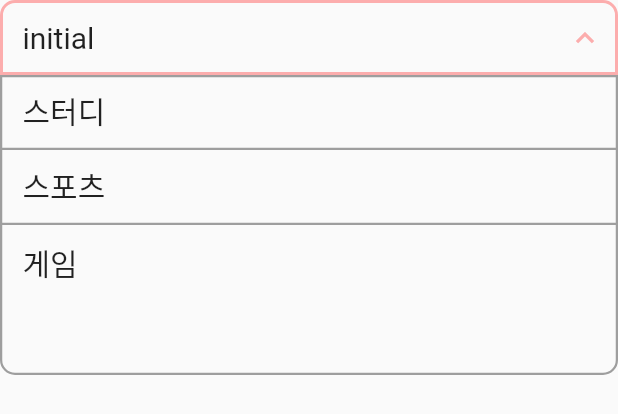
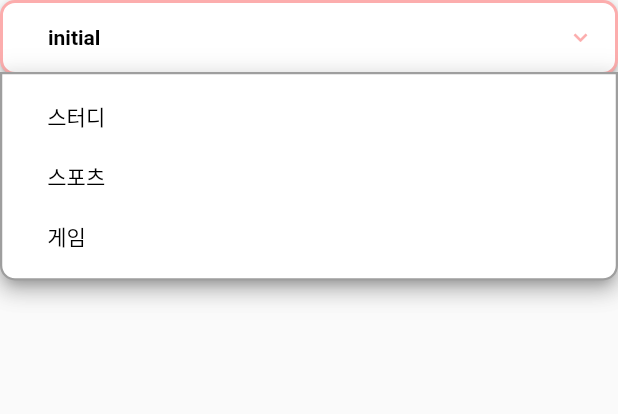
Before and after one commit to cielolimpio/mingle_mate_mobile, a Flutter app: the MingleMateDropdown widget shown alone on an empty page, opened directly, after a tap on "initial", on a phone screen of 412 x 824 dp. Shown: the top 414 px of the screen. Run offline on Flutter 3.47's test engine with Material 2 defaults, Android fonts, the phone set to English and light mode, and no system bars; drawn by our look-alikes of dropdown_button2; our stand-ins replace image_picker; missing offline and left inert: dart:ffi.

Commit message:
implement dropdown

```diff
--- a/lib/component/drop_down.dart
+++ /dev/null
@@ -1,174 +0,0 @@
-import 'package:flutter/material.dart';
-import 'package:mingle_mate_mobile/constants/color.dart';
-
-class MingleMateDropdown extends StatefulWidget {
-  final List<String> options;
-  String selectedOption;
-  double height;
-  double fontSize;
-
-
-  MingleMateDropdown({
-    Key? key,
-    required this.options,
-    this.selectedOption = 'initial',
-    this.height = 50.0,
-    this.fontSize = 20.0,
-  }) : super(key: key);
-
-  @override
-  State createState() => _MingleMateDropdownState();
-}
-
-class _MingleMateDropdownState extends State<MingleMateDropdown> {
-  bool _showOverlay = false;
-  OverlayEntry? _overlayEntry;
-
-  @override
-  Widget build(BuildContext context) {
-    return GestureDetector(
-      onTap: () => _onTapMainBox(),
-      child: _getMainBox(),
-    );
-  }
-
-  BorderSide borderSide = const BorderSide(
-    color: Colors.grey,
-    width: 1.5,
-  );
-
-  EdgeInsets edgeInsets = const EdgeInsets.only(left: 15.0, right: 10.0);
-
-  _onTapMainBox() {
-    if (!_showOverlay) {
-      _overlayEntry = _createOverlayEntry();
-      Overlay.of(context)!.insert(_overlayEntry!);
-    } else {
-      _overlayEntry?.remove();
-    }
-    setState(() {
-      _showOverlay = !_showOverlay;
-    });
-  }
-
-  LayoutBuilder _getMainBox() {
-    return LayoutBuilder(
-        builder: (BuildContext context, BoxConstraints constraints) {
-          double parentWidth = constraints.maxWidth;
-          return Container(
-            width: parentWidth,
-            height: widget.height,
-            foregroundDecoration: BoxDecoration(
-              border: Border.all(
-                color: PRIMARY_COLOR,
-                width: 2.0,
-              ),
-              borderRadius: const BorderRadius.vertical(
-                  top: Radius.circular(10)
-              ),
-            ),
-            child: Padding(
-              padding: edgeInsets,
-              child: Row(
-                  mainAxisAlignment: MainAxisAlignment.spaceBetween,
-                  children: [
-                    Text(
-                      widget.selectedOption,
-                      style: TextStyle(
-                        color: Colors.black87,
-                        fontSize: widget.fontSize,
-                      ),
-                    ),
-                    Icon(
-                      _showOverlay ? Icons.keyboard_arrow_up : Icons.keyboard_arrow_down,
-                      color: PRIMARY_COLOR,
-                    )
-                  ]
-              ),
-            ),
-          );
-        }
-    );
-  }
-
-  OverlayEntry _createOverlayEntry() {
-    RenderBox renderBox = context.findRenderObject() as RenderBox;
-    Offset offset = renderBox.localToGlobal(Offset.zero);
-
-    return OverlayEntry(
-      builder: (context) => Positioned(
-        left: offset.dx,
-        top: offset.dy + renderBox.size.height,
-        width: renderBox.size.width,
-        height: renderBox.size.height * 4,
-        child: Material(
-          child: Container(
-            foregroundDecoration: BoxDecoration(
-                border: Border.fromBorderSide(borderSide),
-                borderRadius: const BorderRadius.vertical(bottom: Radius.circular(10))
-            ),
-            child: ListView.builder(
-              padding: EdgeInsets.zero,
-              shrinkWrap: true,
-              itemCount: widget.options.length,
-              itemBuilder: (context, index) {
-                return GestureDetector(
-                  child: _getOverlayEntryElement(index),
-                  onTap: () => _onTapOverlayList(index),
-                );
-              },
-            ),
-          ),
-        ),
-      ),
-    );
-  }
-
-  void _onSelectOption(String option) {
-    setState(() {
-      widget.selectedOption = option;
-      _showOverlay = !_showOverlay;
-    });
-  }
-
-  void _onTapOverlayList(int index) {
-    _overlayEntry?.remove();
-    _onSelectOption(widget.options[index]);
-  }
-
-  Container _getOverlayEntryElement(int index) {
-    return Container(
-      height: widget.height,
-      decoration: BoxDecoration(
-          color: widget.selectedOption == widget.options[index]
-              ? PRIMARY_COLOR
-              : Colors.transparent,
-          border: _getBorder(index),
-      ),
-      alignment: Alignment.centerLeft,
-      child: Padding(
-        padding: edgeInsets,
-        child: Text(
-          widget.options[index],
-          style: TextStyle(
-            color: widget.selectedOption == widget.options[index]
-                ? Colors.white
-                : Colors.black87,
-            fontSize: widget.fontSize,
-          ),
-        ),
-      ),
-    );
-  }
-
-  BoxBorder _getBorder(int index) {
-    if (index == widget.options.length - 1) {
-      return const Border();
-    }
-    else {
-      return Border(
-        bottom: borderSide,
-      );
-    }
-  }
-}
--- a/lib/component/drop_down_list.dart
+++ /dev/null
@@ -1,31 +0,0 @@
-import 'package:flutter/material.dart';
-
-class MingleMateDropdownList extends StatelessWidget {
-  final List<String> itemList;
-
-  const MingleMateDropdownList({
-    Key? key,
-    required this.itemList,
-  }) : super(key: key);
-
-  @override
-  Widget build(BuildContext context) {
-    return Container(
-      constraints: BoxConstraints(
-        maxHeight: 340,
-      ),
-      decoration: BoxDecoration(
-        color: Colors.white,
-        borderRadius: BorderRadius.vertical(
-          bottom: Radius.circular(10)
-        ),
-      ),
-      child: Padding(
-        padding: const EdgeInsets.only(left: 15.0, right: 15.0),
-        child: Column(
-          children: itemList.map((i) => Text(i)).toList(),
-        ),
-      ),
-    );
-  }
-}
--- /dev/null
+++ b/lib/component/dropdown.dart
@@ -0,0 +1,166 @@
+import 'package:dropdown_button2/dropdown_button2.dart';
+import 'package:flutter/material.dart';
+import 'package:mingle_mate_mobile/constants/color.dart';
+
+class MingleMateDropdown extends StatefulWidget {
+  final List<String> options;
+  final String hint;
+  final double height;
+  final double fontSize;
+
+
+  const MingleMateDropdown({
+    Key? key,
+    required this.options,
+    this.hint = 'initial',
+    this.height = 50.0,
+    this.fontSize = 20.0,
+  }) : super(key: key);
+
+  @override
+  State createState() => _MingleMateDropdownState();
+}
+
+class _MingleMateDropdownState extends State<MingleMateDropdown> {
+  String? _selectedValue;
+  bool _showMenu = false;
+
+  BorderSide borderSide = const BorderSide(
+    color: Colors.grey,
+    width: 1.5,
+  );
+
+  @override
+  Widget build(BuildContext context) {
+    return DropdownButtonHideUnderline(
+      child: DropdownButton2(
+        isExpanded: true,
+        hint: _getHint(),
+        items: widget.options
+            .map((item) => _getDropdownMenuItem(item))
+            .toList(),
+        value: _selectedValue,
+        onChanged: (value) => _onChanged(value),
+        onMenuStateChange: (showMenu) => _onMenuStateChange(showMenu),
+        buttonStyleData: _getButtonStyleData(),
+        iconStyleData: _getIconStyleData(),
+        dropdownStyleData: _getDropdownStyleData(),
+        menuItemStyleData: _getMenuItemStyleData(),
+      ),
+    );
+  }
+
+  Row _getHint() {
+    return Row(
+      children: [
+        Expanded(
+          child: Text(
+            widget.hint,
+            style: const TextStyle(
+              fontSize: 14,
+              fontWeight: FontWeight.bold,
+              color: Colors.black,
+            ),
+          ),
+        ),
+      ],
+    );
+  }
+
+  DropdownMenuItem<String> _getDropdownMenuItem(String item) {
+    return DropdownMenuItem<String>(
+      value: item,
+      child: Padding(
+        padding: const EdgeInsets.only(left: 14, right: 14),
+        child: Text(
+          item,
+          style: const TextStyle(
+            fontSize: 14,
+            color: Colors.black,
+          ),
+          overflow: TextOverflow.ellipsis,
+        ),
+      ),
+    );
+  }
+
+  void _onChanged(String? value) {
+    setState(() {
+      _selectedValue = value as String;
+    });
+  }
+
+  void _onMenuStateChange(bool showMenu) {
+    setState(() {
+      _showMenu = showMenu;
+    });
+  }
+
+  ButtonStyleData _getButtonStyleData() {
+    return ButtonStyleData(
+      height: 50,
+      padding: _selectedValue == null
+          ? const EdgeInsets.only(left: 14, right: 14)
+          : null,
+      decoration: BoxDecoration(
+        borderRadius: _showMenu
+            ? const BorderRadius.vertical(top: Radius.circular(10))
+            : BorderRadius.circular(10),
+        border: Border.all(
+            color: PRIMARY_COLOR,
+            width: 2.0
+        ),
+        color: Colors.white,
+      ),
+      elevation: 2,
+    );
+  }
+
+  IconStyleData _getIconStyleData() {
+    return IconStyleData(
+      icon: Icon(
+        _showMenu
+            ? Icons.keyboard_arrow_up
+            : Icons.keyboard_arrow_down,
+        color: PRIMARY_COLOR,
+      ),
+      iconSize: 18,
+    );
+  }
+
+  DropdownStyleData _getDropdownStyleData() {
+    return DropdownStyleData(
+      offset: const Offset(0, 2.0),
+      maxHeight: 200,
+      decoration: BoxDecoration(
+        border: Border.fromBorderSide(borderSide),
+        borderRadius: const BorderRadius.vertical(
+            bottom: Radius.circular(10)
+        ),
+        color: Colors.white,
+      ),
+      scrollbarTheme: ScrollbarThemeData(
+        radius: const Radius.circular(40),
+        thickness: MaterialStateProperty.all<double>(6),
+        thumbVisibility: MaterialStateProperty.all<bool>(true),
+      ),
+    );
+  }
+
+  MenuItemStyleData _getMenuItemStyleData() {
+    return MenuItemStyleData(
+        height: 40,
+        selectedMenuItemBuilder: (ctx, child) {
+          return Container(
+            decoration: BoxDecoration(
+                color: PRIMARY_COLOR,
+                border: Border.symmetric(vertical: borderSide)
+            ),
+            child: child,
+          );
+        }
+    );
+  }
+
+
+}
--- a/lib/main.dart
+++ b/lib/main.dart
@@ -15,7 +15,7 @@ class MyApp extends StatelessWidget {
   @override
   Widget build(BuildContext context) {
     return MaterialApp(
-        initialRoute: '/login',
+        initialRoute: '/createProfile',
 
       routes: {
         '/login':(context) => LoginScreen(),
--- a/lib/screens/create_profile.dart
+++ b/lib/screens/create_profile.dart
@@ -4,13 +4,12 @@ import 'package:flutter/foundation.dart';
 import 'package:flutter/material.dart';
 import 'package:image_picker/image_picker.dart';
 import 'package:mingle_mate_mobile/component/app_bar.dart';
-import 'package:mingle_mate_mobile/component/drop_down.dart';
-import 'package:mingle_mate_mobile/component/drop_down_list.dart';
 import 'package:mingle_mate_mobile/component/elevated_button.dart';
 import 'package:mingle_mate_mobile/component/radio_button_gender.dart';
 import 'package:mingle_mate_mobile/component/radio_button_period.dart';
 import 'package:mingle_mate_mobile/component/text.dart';
 import 'package:mingle_mate_mobile/component/text_form_field.dart';
+import '../component/dropdown.dart';
 import '../constants/color.dart';
 
 class CreateProfileScreen extends StatefulWidget {
@@ -115,6 +114,7 @@ class _CreateProfileScreenState extends State<CreateProfileScreen> {
               placeHolder: "자기소개를 입력해주세요.",
             ),
             Row(
+              mainAxisAlignment: MainAxisAlignment.center,
               children: [
                 MingleMateElevatedButton(
                     text: '취소',
--- a/lib/screens/login.dart
+++ b/lib/screens/login.dart
@@ -1,5 +1,4 @@
 import 'package:flutter/material.dart';
-import 'package:mingle_mate_mobile/screens/join.dart';
 import '../component/app_bar.dart';
 import '../component/elevated_button.dart';
 import '../component/text_form_field.dart';
--- a/pubspec.yaml
+++ b/pubspec.yaml
@@ -36,6 +36,7 @@ dependencies:
   # The following adds the Cupertino Icons font to your application.
   # Use with the CupertinoIcons class for iOS style icons.
   cupertino_icons: ^1.0.2
+  dropdown_button2: ^2.0.0
 
 dev_dependencies:
   flutter_test:
```
Also changed, not shown: pubspec.lock.
